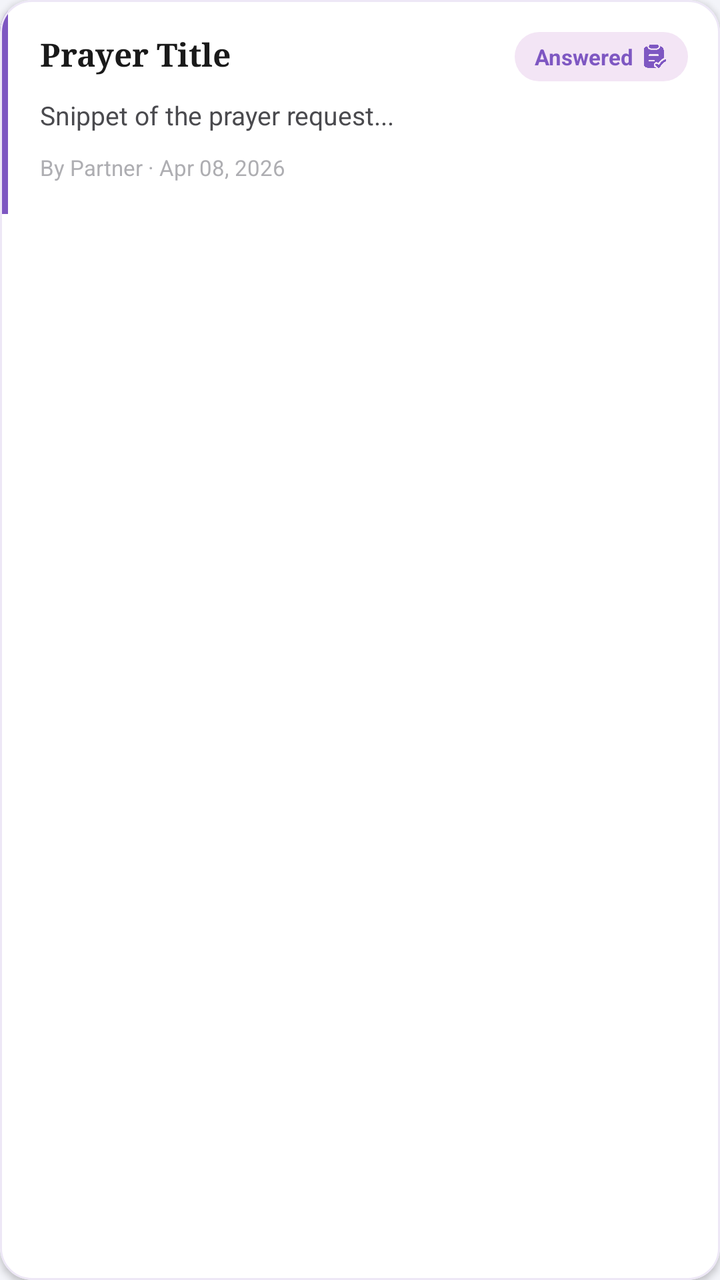
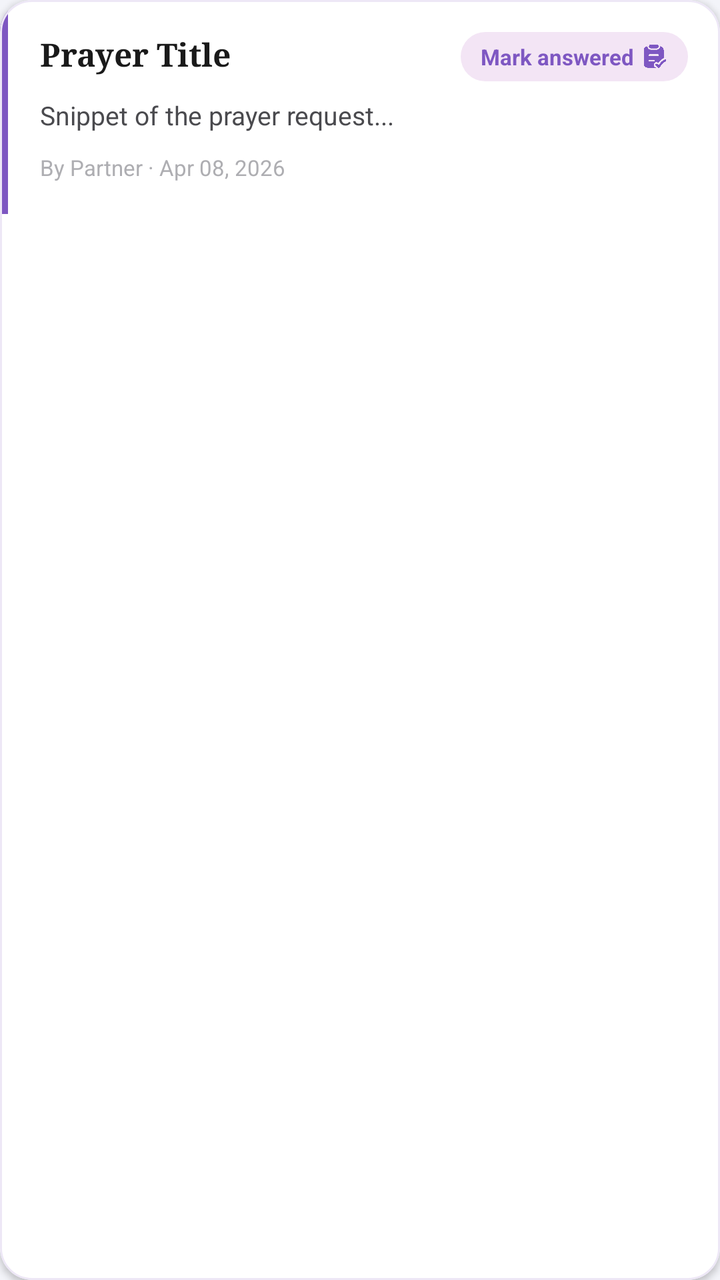

Compare the two renders of this Android layout. The source of the first and the diff that turns it into the second are given below.
<!-- AndroidManifest.xml: application theme Theme.SpiritualTracker -->
<!-- res/layout/item_prayer_request.xml -->
<?xml version="1.0" encoding="utf-8"?>
<com.google.android.material.card.MaterialCardView xmlns:android="http://schemas.android.com/apk/res/android"
    xmlns:app="http://schemas.android.com/apk/res-auto"
    android:layout_width="match_parent"
    android:layout_height="wrap_content"
    android:layout_marginHorizontal="4dp"
    android:layout_marginBottom="10dp"
    app:cardCornerRadius="16dp"
    app:cardElevation="2dp"
    app:cardMaxElevation="4dp"
    app:cardBackgroundColor="#FFFFFF"
    app:strokeWidth="1dp"
    app:strokeColor="#EDE7F6">

    <LinearLayout
        android:layout_width="match_parent"
        android:layout_height="wrap_content"
        android:orientation="horizontal">

        
        <View
            android:layout_width="4dp"
            android:layout_height="match_parent"
            android:background="#7E57C2"/>

        
        <LinearLayout
            android:layout_width="0dp"
            android:layout_height="wrap_content"
            android:layout_weight="1"
            android:orientation="vertical"
            android:padding="16dp">

            
            <RelativeLayout
                android:layout_width="match_parent"
                android:layout_height="wrap_content"
                android:layout_marginBottom="8dp">

                <TextView
                    android:id="@+id/tvRequestTitle"
                    android:layout_width="match_parent"
                    android:layout_height="wrap_content"
                    android:layout_toStartOf="@+id/answeredBadge"
                    android:layout_marginEnd="8dp"
                    android:text="Prayer Title"
                    android:textColor="#1A1A1A"
                    android:textSize="16sp"
                    android:textStyle="bold"
                    android:fontFamily="serif"
                    android:lineSpacingExtra="2dp"/>

                
                <LinearLayout
                    android:id="@+id/answeredBadge"
                    android:layout_width="wrap_content"
                    android:layout_height="wrap_content"
                    android:layout_alignParentEnd="true"
                    android:layout_centerVertical="true"
                    android:background="@drawable/bg_answered_pill"
                    android:paddingHorizontal="10dp"
                    android:paddingVertical="5dp"
                    android:gravity="center"
                    android:orientation="horizontal"
                    android:clickable="true"
                    android:focusable="true">

                    <TextView
                        android:id="@+id/btnMarkAnswered"
                        android:layout_width="wrap_content"
                        android:layout_height="wrap_content"
                        android:text="Answered"
                        android:textColor="#7E57C2"
                        android:textSize="11sp"
                        android:textStyle="bold"/>

                    <ImageView
                        android:layout_width="13dp"
                        android:layout_height="13dp"
                        android:layout_marginStart="4dp"
                        android:src="@drawable/ic_partner_done"
                        app:tint="#7E57C2"/>
                </LinearLayout>
            </RelativeLayout>

            <TextView
                android:id="@+id/tvRequestDescription"
                android:layout_width="match_parent"
                android:layout_height="wrap_content"
                android:text="Snippet of the prayer request..."
                android:textColor="#4A4A4E"
                android:textSize="13sp"
                android:lineSpacingExtra="3dp"
                android:maxLines="2"
                android:ellipsize="end"
                android:layout_marginBottom="10dp"/>

            <TextView
                android:id="@+id/tvRequestAuthor"
                android:layout_width="wrap_content"
                android:layout_height="wrap_content"
                android:text="By Partner · Apr 08, 2026"
                android:textColor="#AEAEB2"
                android:textSize="11sp"/>

        </LinearLayout>
    </LinearLayout>
</com.google.android.material.card.MaterialCardView>
<!-- resources referenced by this layout -->
<resources>
  <!-- drawable bg_answered_pill (drawable) -->
  <?xml version="1.0" encoding="utf-8"?>
  <shape xmlns:android="http://schemas.android.com/apk/res/android">
      <solid android:color="#F3E5F5" /> 
      <corners android:radius="100dp" />
  </shape>
  <!-- drawable ic_partner_done: png bitmap (drawable, 29361 bytes) -->
  <style name="Theme.SpiritualTracker" parent="Base.Theme.SpiritualTracker" />
  <style name="Base.Theme.SpiritualTracker" parent="Theme.Material3.DayNight.NoActionBar">
          <item name="colorPrimary">#7E57C2</item>
          <item name="colorOnPrimary">#FFFFFF</item>
          <item name="colorSecondaryContainer">#D1C4E9</item>
          <item name="colorOnSecondaryContainer">#7E57C2</item>
          <item name="android:windowBackground">#F3F4F9</item>
          
          <item name="android:navigationBarColor">#F5F5F5</item>
          <item name="android:windowLightNavigationBar" tools:targetApi="27">true</item>
      </style>
</resources>

<!-- the commit's change to res/layout/item_prayer_request.xml (unified diff, before → after) -->
@@ -69,7 +69,7 @@
                         android:id="@+id/btnMarkAnswered"
                         android:layout_width="wrap_content"
                         android:layout_height="wrap_content"
-                        android:text="Answered"
+                        android:text="Mark answered"
                         android:textColor="#7E57C2"
                         android:textSize="11sp"
                         android:textStyle="bold"/>
